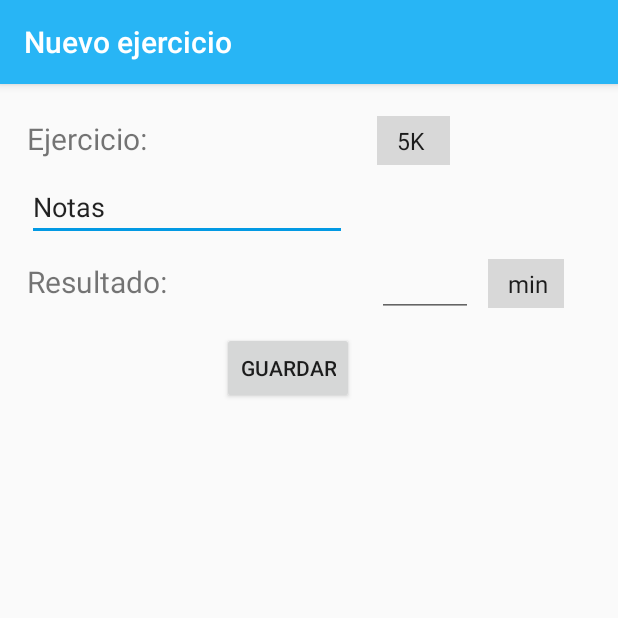
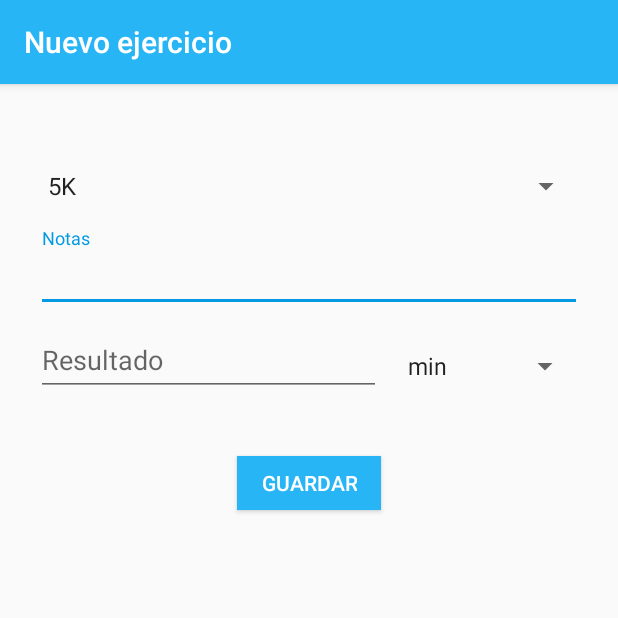
Before and after one commit to UTN-FRBA-Mobile/KeepApp, an Android app: the AgregarEjercicio screen opened directly, with no data from a screen before it, on a phone screen of 412 x 824 dp, the top half of it. Run offline under Robolectric (Android 15) with nearby library versions, the phone set to English and light mode, and no system bars; our stand-ins replace Firebase (no records; nobody signed in at launch, a user with empty details on screens opened directly).

Commit message:
Cambios visuales de pantalla de agregar ejercicio.

```diff
--- a/app/src/main/java/com/utn/mobile/keepapp/AgregarEjercicio.java
+++ b/app/src/main/java/com/utn/mobile/keepapp/AgregarEjercicio.java
@@ -1,7 +1,7 @@
 package com.utn.mobile.keepapp;
 
+import android.os.Bundle;
 import android.support.v7.app.AppCompatActivity;
-import android.os.Bundle;
 import android.view.View;
 import android.widget.ArrayAdapter;
 import android.widget.EditText;
--- a/app/src/main/res/layout/activity_agregar_ejercicio.xml
+++ b/app/src/main/res/layout/activity_agregar_ejercicio.xml
@@ -1,125 +1,71 @@
 <?xml version="1.0" encoding="utf-8"?>
-<android.support.constraint.ConstraintLayout xmlns:android="http://schemas.android.com/apk/res/android"
+<LinearLayout xmlns:android="http://schemas.android.com/apk/res/android"
+    xmlns:tools="http://schemas.android.com/tools"
     xmlns:app="http://schemas.android.com/apk/res-auto"
-    xmlns:tools="http://schemas.android.com/tools"
+    android:orientation="vertical"
     android:layout_width="match_parent"
     android:layout_height="match_parent"
-    tools:context="com.utn.mobile.keepapp.AgregarEjercicio">
-
-
-    <LinearLayout
-        android:layout_width="368dp"
-        android:layout_height="wrap_content"
-        android:orientation="vertical"
-        tools:layout_constraintTop_creator="1"
-        android:layout_marginTop="6dp"
-        tools:layout_constraintLeft_creator="1"
-        app:layout_constraintLeft_toLeftOf="parent"
-        app:layout_constraintTop_toTopOf="parent"
-        android:layout_marginLeft="8dp">
-
-        <TableLayout
-            android:layout_width="368dp"
-            android:layout_height="wrap_content"
-            android:layout_margin="10dp"
-            tools:layout_editor_absoluteX="8dp"
-            tools:layout_editor_absoluteY="0dp">
-
-            <TableRow
-                android:layout_width="wrap_content"
-                android:layout_height="wrap_content"
-                android:layout_marginTop="5dp">
-
-                <TextView
-                    android:layout_width="wrap_content"
-                    android:layout_height="wrap_content"
-                    android:text="Ejercicio:"
-                    android:textSize="20sp" />
-
-                <Space
-                    android:layout_width="20dp"
-                    android:layout_height="wrap_content"/>
+    android:paddingLeft="24dp"
+    android:paddingRight="24dp"
+    android:paddingTop="56dp"
+    tools:context=".AgregarEjercicio">
 
     <Spinner
         android:id="@+id/spn_ejercicios_agregar_ejercicio"
+        android:layout_width="fill_parent"
+        android:layout_height="wrap_content"
+        android:layout_gravity="center"/>
+
+    <android.support.design.widget.TextInputLayout
         android:layout_width="match_parent"
         android:layout_height="wrap_content"
-                    android:layout_marginRight="15dp"
-                    android:padding="5dp"
-                    android:background="#D8D8D8"/>
+        android:layout_marginTop="16dp">
+        <EditText android:id="@+id/txt_notas_agregar_ejercicio"
+            android:layout_width="match_parent"
+            android:layout_height="wrap_content"
+            android:inputType="text"
+            android:hint="Notas" />
+    </android.support.design.widget.TextInputLayout>
 
-            </TableRow>
+    <LinearLayout
+        android:layout_width="match_parent"
+        android:layout_height="wrap_content"
+        android:layout_alignParentBottom="true"
+        android:orientation="horizontal">
 
-            <TableRow
-                android:layout_width="wrap_content"
+        <android.support.design.widget.TextInputLayout
+            android:layout_width="0dp"
             android:layout_height="wrap_content"
-                android:layout_marginTop="5dp">
-
-
-                <EditText
-                    android:id="@+id/txt_notas_agregar_ejercicio"
-                    android:layout_width="wrap_content"
+            android:layout_marginTop="16dp"
+            android:layout_gravity="bottom"
+            android:layout_weight="0.65"
+            android:layout_marginRight="10dp">
+            <EditText android:id="@+id/txt_resultado_agregar_ejercicio"
+                android:layout_width="match_parent"
                 android:layout_height="wrap_content"
-                    android:ems="10"
-                    android:inputType="textPersonName"
-                    android:text="Notas" />
-
-            </TableRow>
-
-            <TableRow
-                android:layout_width="wrap_content"
-                android:layout_height="wrap_content"
-                android:layout_marginTop="5dp">
-
-                <TextView
-                    android:layout_width="wrap_content"
-                    android:layout_height="wrap_content"
-                    android:text="Resultado:"
-                    android:textSize="20sp" />
-
-                <Space
-                    android:layout_width="10dp"
-                    android:layout_height="wrap_content" />
-
-                <EditText
-                    android:id="@+id/txt_resultado_agregar_ejercicio"
-                    android:layout_width="wrap_content"
-                    android:layout_height="wrap_content"
-                    android:ems="3"
-                    android:inputType="numberDecimal" />
-
-                <Space
-                    android:layout_width="10dp"
-                    android:layout_height="wrap_content" />
+                android:inputType="text"
+                android:hint="Resultado" />
+        </android.support.design.widget.TextInputLayout>
 
         <Spinner
             android:id="@+id/spn_unidades_agregar_ejercicio"
-                    android:layout_width="200dp"
+            android:layout_width="0dp"
             android:layout_height="wrap_content"
-                    android:layout_marginRight="15dp"
-                    android:padding="5dp"
-                    android:background="#D8D8D8"/>
+            android:layout_weight="0.35"
+            android:layout_gravity="center"/>
+    </LinearLayout>
 
-
-            </TableRow>
-
-        </TableLayout>
-
-
-
-        <Button
+    <android.support.v7.widget.AppCompatButton
         android:id="@+id/btn_guardar_agregar_ejercicio"
         android:layout_width="wrap_content"
-            android:layout_height="wrap_content"
-            android:text="Guardar"
+        android:layout_height="36dp"
         android:layout_gravity="center"
+        android:layout_marginTop="24dp"
+        android:paddingLeft="16dp"
+        android:paddingRight="16dp"
         android:onClick="agregarEjercicio"
-            tools:layout_editor_absoluteY="0dp"
-            tools:layout_editor_absoluteX="0dp" />
+        android:text="@string/action_save_exercise"
+        android:background="@color/colorPrimary"
+        android:textColor="@color/white"/>
 
 </LinearLayout>
-
-
-
-
-</android.support.constraint.ConstraintLayout>
--- a/app/src/main/res/values/strings.xml
+++ b/app/src/main/res/values/strings.xml
@@ -17,6 +17,9 @@
     <!-- Strings related to profile -->
     <string name="action_save_changes">Guardar cambios</string>
 
+    <!-- Strings related to add exercise -->
+    <string name="action_save_exercise">Guardar</string>
+
     <!-- FACEBOOK -->
     <string name="facebook_app_id">474466269585951</string>
     <string name="fb_login_protocol_scheme">fb474466269585951</string>
```
Lines whose indentation alone changed are shown as unchanged.
